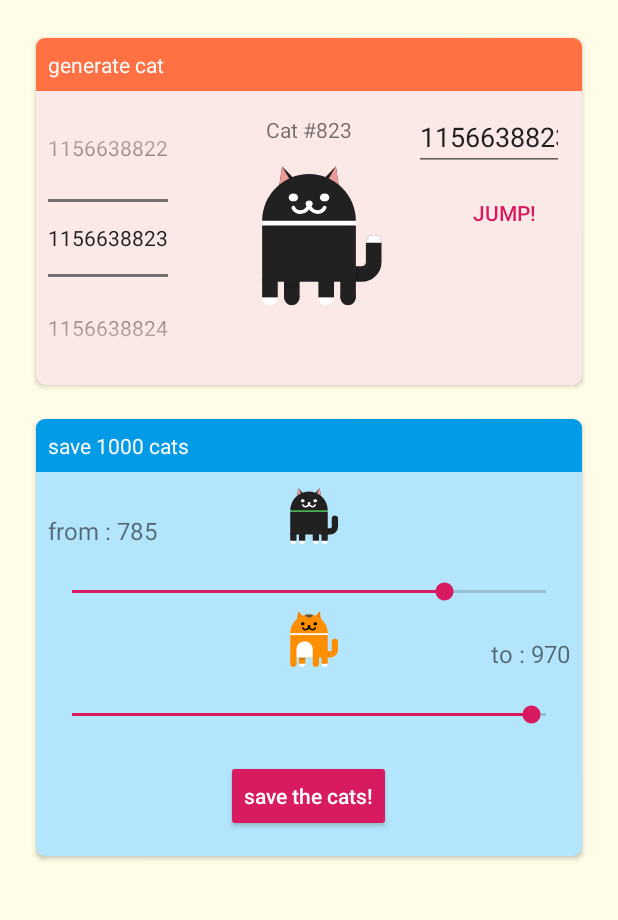
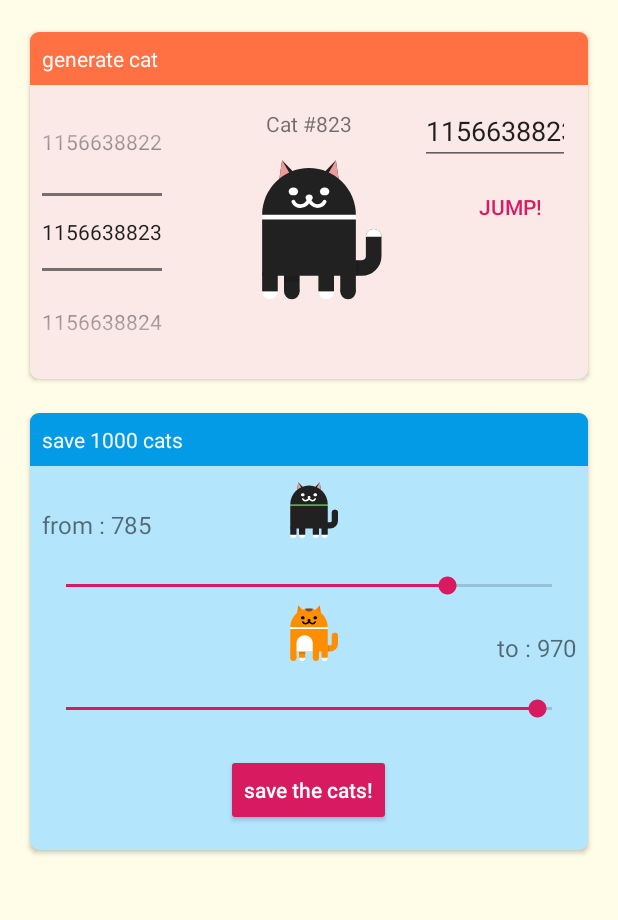
Before and after one commit to nekomimi-daimao/hyper-ultra-cat-generator, an Android app: the screen it shows after launch (MainActivity), on a phone screen of 412 x 824 dp, the part 84-1004 px from its top. Run offline under Robolectric (Android 15) with nearby library versions, the phone set to English and light mode, and no system bars.

```diff
--- a/app/src/main/res/layout/activity_main.xml
+++ b/app/src/main/res/layout/activity_main.xml
@@ -12,7 +12,7 @@
         android:id="@+id/toolbar"
         android:layout_width="match_parent"
         android:layout_height="wrap_content"
-        android:background="@color/colorPrimary"
+        android:background="#f5f5f5"
         android:theme="@style/ToolbarTheme"
         app:title="Hyper Ultra Cat Generator!" />
 
@@ -24,7 +24,7 @@
             android:layout_width="wrap_content"
             android:layout_height="wrap_content"
             android:orientation="vertical"
-            android:padding="20dp">
+            android:padding="16dp">
 
             <android.support.v7.widget.CardView
                 android:layout_width="match_parent"
@@ -109,6 +109,7 @@
                 android:layout_width="match_parent"
                 android:layout_height="wrap_content"
                 android:layout_marginTop="12dp"
+                android:layout_marginBottom="12dp"
                 app:cardBackgroundColor="#b3e5fc"
                 app:cardCornerRadius="6dp"
                 app:cardElevation="2dp"
--- a/app/src/main/res/values/colors.xml
+++ b/app/src/main/res/values/colors.xml
@@ -1,6 +1,6 @@
 <?xml version="1.0" encoding="utf-8"?>
 <resources>
-    <color name="colorPrimary">#F5F5F5</color>
     <color name="colorPrimaryDark">#BDBDBD</color>
+    <color name="colorPrimary">#FFFDE7</color>
     <color name="colorAccent">#D81B60</color>
 </resources>
```
Also changed, not shown: app/src/main/java/plan/militarize/stray/cat/hyperultracatgenerator/CatServeService.java (+11 -4 lines), app/src/main/res/drawable-hdpi/ic_notification_small.png (added), app/src/main/res/drawable-mdpi/ic_notification_small.png (added), app/src/main/res/drawable-xhdpi/ic_notification_small.png (added), app/src/main/res/drawable-xxhdpi/ic_notification_small.png (added), app/src/main/res/drawable-xxxhdpi/ic_notification_small.png (added), app/src/main/res/drawable/ic_launcher.png (added).
